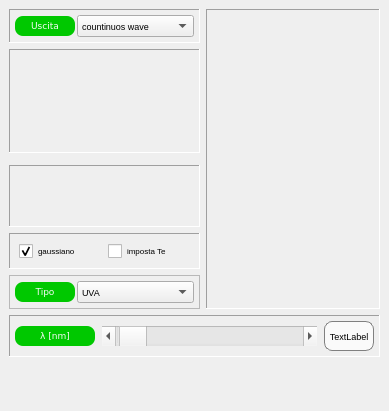
First picture: the form in dockcontrols.ui, repository crocodile119/Laser-Studio, before the edit.
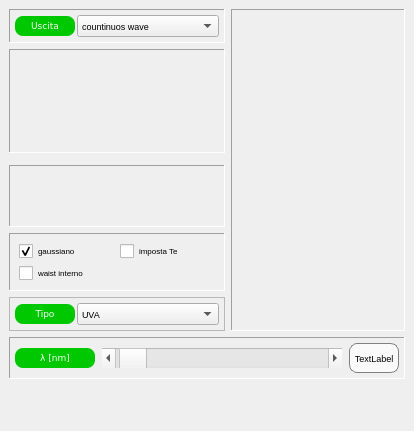
Second picture: the form after the edit. Custom widgets are drawn as their Qt base class.

The edit to the form file:
```diff
--- a/dockcontrols.ui
+++ b/dockcontrols.ui
@@ -6,8 +6,8 @@
    <rect>
     <x>0</x>
     <y>0</y>
-    <width>389</width>
-    <height>411</height>
+    <width>414</width>
+    <height>431</height>
    </rect>
   </property>
   <property name="sizePolicy">
@@ -18,8 +18,8 @@
   </property>
   <property name="minimumSize">
    <size>
-    <width>389</width>
-    <height>411</height>
+    <width>414</width>
+    <height>431</height>
    </size>
   </property>
   <property name="maximumSize">
@@ -206,6 +206,21 @@
          </property>
         </widget>
        </item>
+       <item row="1" column="0">
+        <widget class="QCheckBox" name="internalWaist_checkBox">
+         <property name="font">
+          <font>
+           <pointsize>6</pointsize>
+          </font>
+         </property>
+         <property name="styleSheet">
+          <string notr="true">QCheckBox{background: none}</string>
+         </property>
+         <property name="text">
+          <string>waist interno</string>
+         </property>
+        </widget>
+       </item>
       </layout>
      </widget>
     </item>
```
